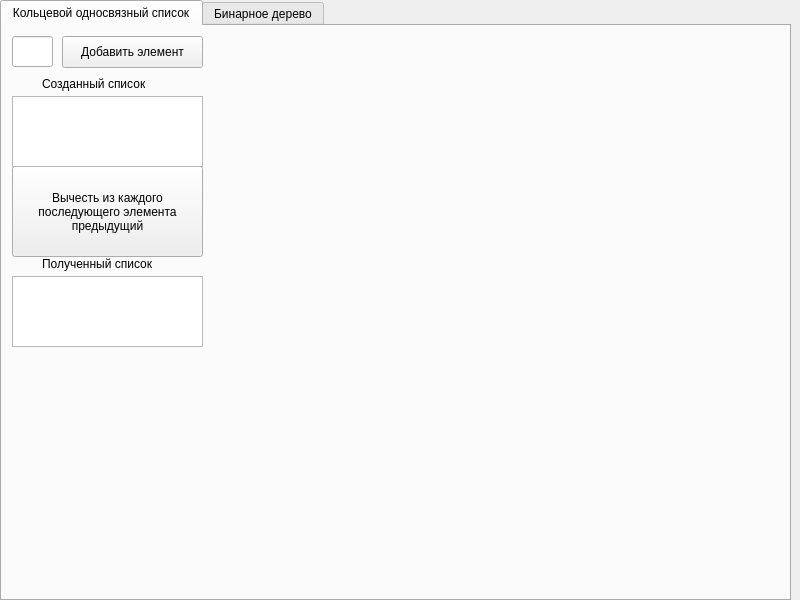
This is interebalo.ui in cleerax/siaod_lab_2 as Qt 5 draws it before an edit. The edited form follows.
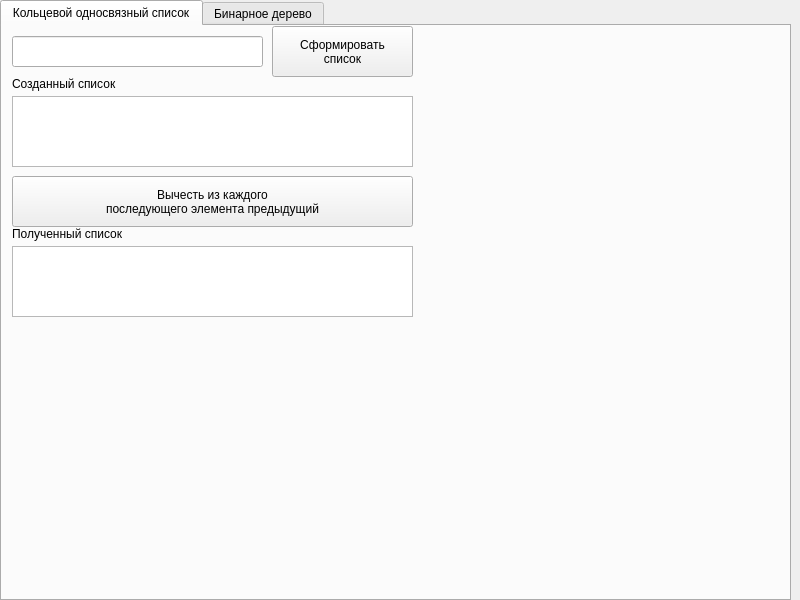
This is the edited form.

The edit to the form file:
```diff
--- a/interebalo.ui
+++ b/interebalo.ui
@@ -41,7 +41,7 @@
        <rect>
         <x>10</x>
         <y>10</y>
-        <width>41</width>
+        <width>251</width>
         <height>31</height>
        </rect>
       </property>
@@ -49,20 +49,21 @@
      <widget class="QPushButton" name="pushButton">
       <property name="geometry">
        <rect>
-        <x>60</x>
-        <y>10</y>
+        <x>270</x>
+        <y>0</y>
         <width>141</width>
-        <height>32</height>
+        <height>51</height>
        </rect>
       </property>
       <property name="text">
-       <string>Добавить элемент</string>
+       <string>Сформировать
+список</string>
       </property>
      </widget>
      <widget class="QLabel" name="label">
       <property name="geometry">
        <rect>
-        <x>40</x>
+        <x>10</x>
         <y>50</y>
         <width>121</width>
         <height>16</height>
@@ -75,8 +76,8 @@
      <widget class="QLabel" name="label_2">
       <property name="geometry">
        <rect>
-        <x>40</x>
-        <y>230</y>
+        <x>10</x>
+        <y>200</y>
         <width>131</width>
         <height>16</height>
        </rect>
@@ -89,36 +90,41 @@
       <property name="geometry">
        <rect>
         <x>10</x>
-        <y>140</y>
-        <width>191</width>
-        <height>91</height>
+        <y>150</y>
+        <width>401</width>
+        <height>51</height>
        </rect>
       </property>
       <property name="text">
        <string>Вычесть из каждого
-последующего элемента
-предыдущий</string>
+последующего элемента предыдущий</string>
       </property>
      </widget>
-     <widget class="QTextBrowser" name="textBrowser">
+     <widget class="QPlainTextEdit" name="plainTextEdit">
       <property name="geometry">
        <rect>
         <x>10</x>
         <y>70</y>
-        <width>191</width>
+        <width>401</width>
         <height>71</height>
        </rect>
       </property>
+      <property name="readOnly">
+       <bool>false</bool>
+      </property>
      </widget>
-     <widget class="QTextBrowser" name="textBrowser_2">
+     <widget class="QPlainTextEdit" name="plainTextEdit_2">
       <property name="geometry">
        <rect>
         <x>10</x>
-        <y>250</y>
-        <width>191</width>
+        <y>220</y>
+        <width>401</width>
         <height>71</height>
        </rect>
       </property>
+      <property name="readOnly">
+       <bool>true</bool>
+      </property>
      </widget>
     </widget>
     <widget class="QWidget" name="tab_2">
```
